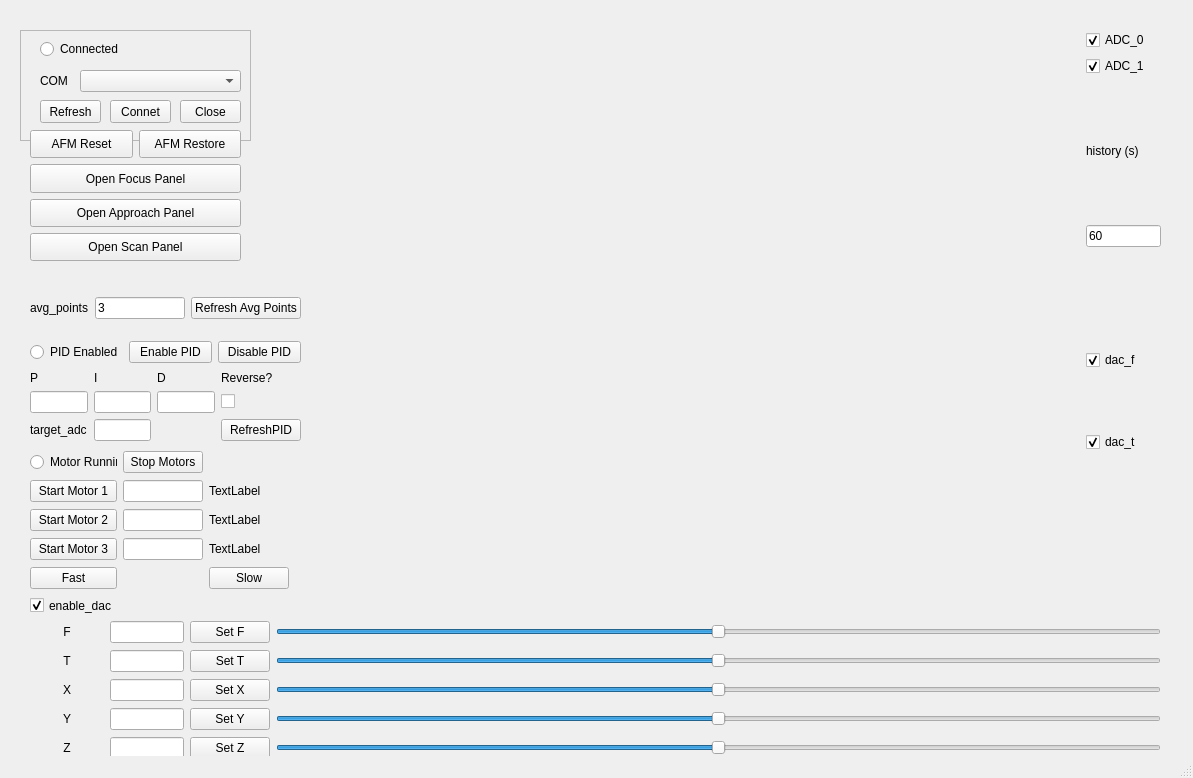
First picture: the form in gui/ui/main_window.ui, repository MechRedPanda/red-panda-afm, before the edit.
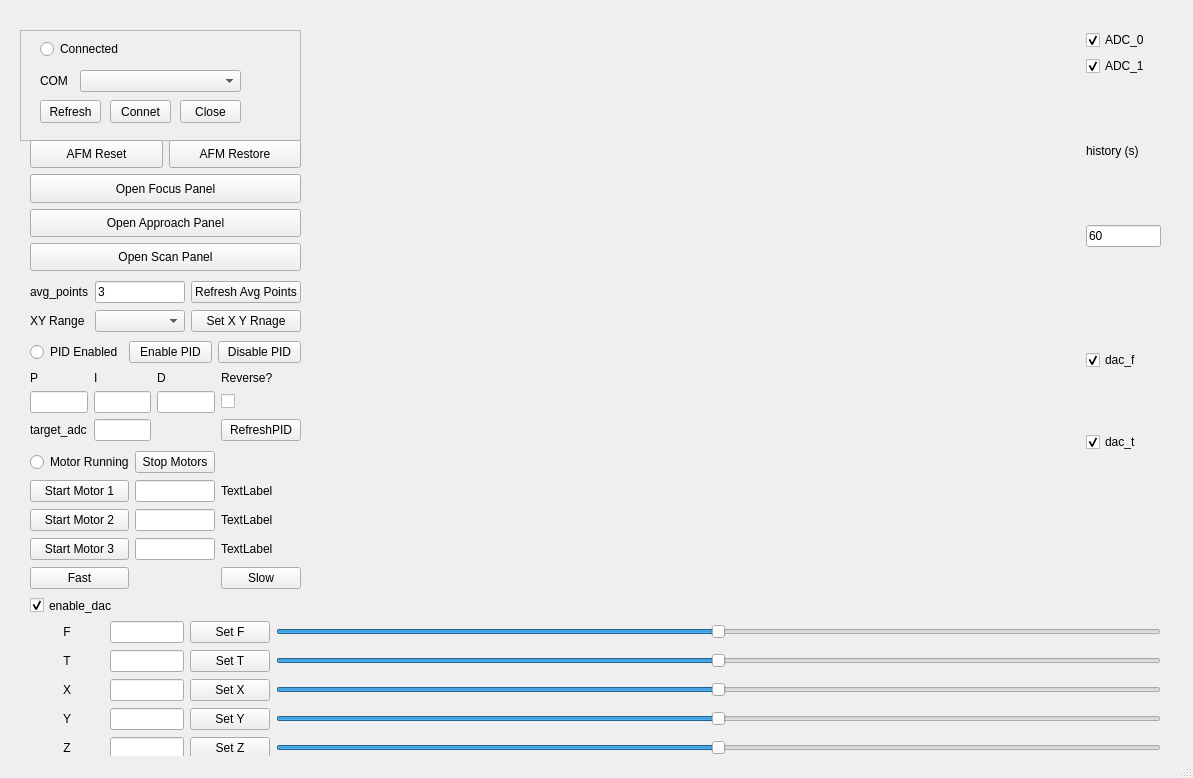
Second picture: the form after the edit. Custom widgets are drawn as their Qt base class.

Commit message: add range control for x and y dac

```diff
--- a/gui/ui/main_window.ui
+++ b/gui/ui/main_window.ui
@@ -19,7 +19,7 @@
      <rect>
       <x>20</x>
       <y>30</y>
-      <width>231</width>
+      <width>281</width>
       <height>111</height>
      </rect>
     </property>
@@ -436,8 +436,8 @@
     <property name="geometry">
      <rect>
       <x>30</x>
-      <y>130</y>
-      <width>211</width>
+      <y>140</y>
+      <width>271</width>
       <height>131</height>
      </rect>
     </property>
@@ -518,7 +518,7 @@
      <rect>
       <x>30</x>
       <y>450</y>
-      <width>259</width>
+      <width>271</width>
       <height>141</height>
      </rect>
     </property>
@@ -730,9 +730,9 @@
     <property name="geometry">
      <rect>
       <x>30</x>
-      <y>293</y>
+      <y>280</y>
       <width>271</width>
-      <height>31</height>
+      <height>54</height>
      </rect>
     </property>
     <layout class="QGridLayout" name="gridLayout_4">
@@ -757,6 +757,30 @@
        </property>
       </widget>
      </item>
+     <item row="1" column="2">
+      <widget class="QPushButton" name="xy_range_set_button">
+       <property name="text">
+        <string>Set X Y Rnage</string>
+       </property>
+      </widget>
+     </item>
+     <item row="1" column="0">
+      <widget class="QLabel" name="label_14">
+       <property name="text">
+        <string>XY Range</string>
+       </property>
+      </widget>
+     </item>
+     <item row="1" column="1">
+      <widget class="QComboBox" name="xy_range_input_box">
+       <property name="currentText">
+        <string/>
+       </property>
+       <property name="insertPolicy">
+        <enum>QComboBox::InsertAlphabetically</enum>
+       </property>
+      </widget>
+     </item>
     </layout>
    </widget>
   </widget>
```
The commit also changes 7 other files.
